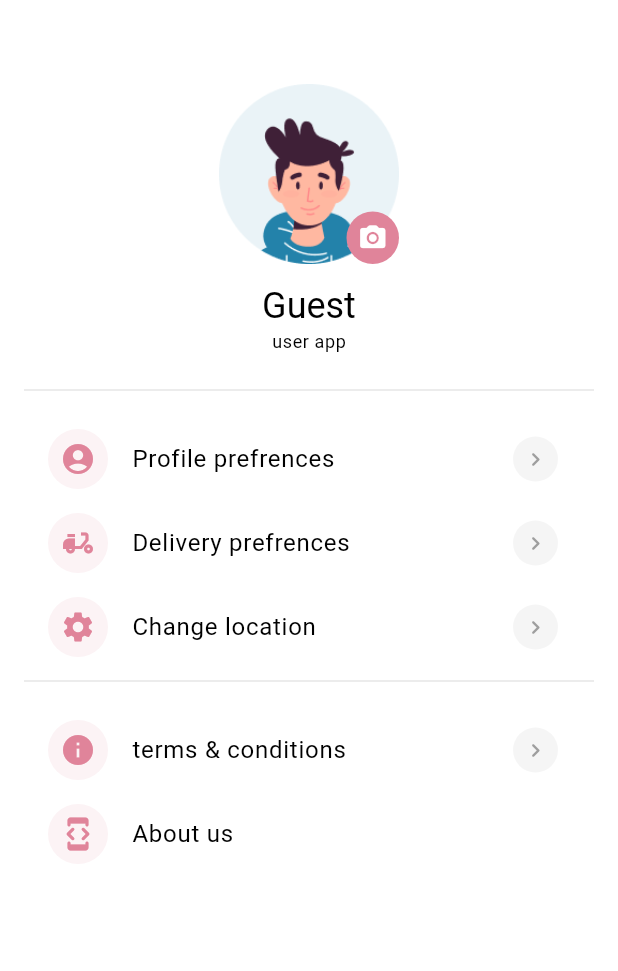
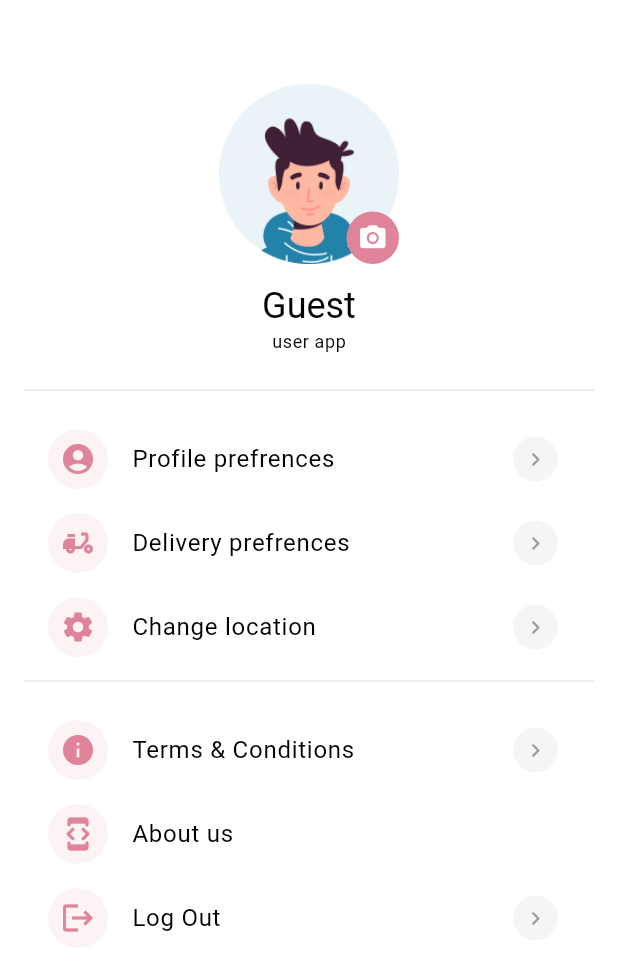
Before and after one commit to wandalionita05/florist, a Flutter app: the Profile screen opened by its route, on a phone screen of 412 x 824 dp. Shown: the top 971 px of the screen. Run offline on Flutter 3.47's test engine with Material 3 defaults, Android fonts, the phone set to English and light mode, and no system bars; our stand-ins replace animated_theme_switcher, badges, cached_network_image, carousel_slider, dio, flutter_rating_bar and 5 more; missing offline and left inert: flutter_email_sender; accounts and stored records are empty.

Commit message:
nambahin logout di profile

```diff
--- a/lib/views/profile.dart
+++ b/lib/views/profile.dart
@@ -85,7 +85,7 @@ class Profile extends StatelessWidget {
               ),
               const SizedBox(height: 10),
               ProfileMenuWidget(
-                  title: "terms & conditions",
+                  title: "Terms & Conditions",
                   icon: Icons.info,
                   onPress: () {}),
               ProfileMenuWidget(
@@ -167,8 +167,11 @@ class Profile extends StatelessWidget {
                       ),
                     );
                   }),
-            ],
-          ),
+              ProfileMenuWidget(
+                  title: "Log Out",
+                  icon: Icons.logout,
+                  onPress: () {}),
+          ]),
         ),
       ),
     );
```
